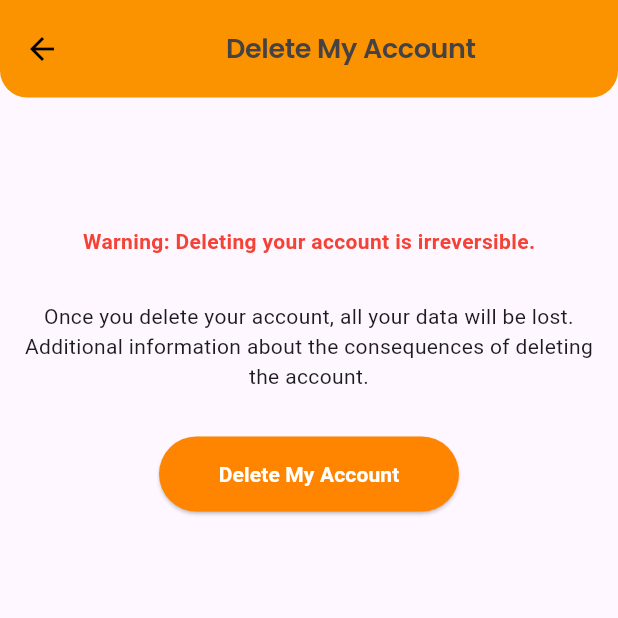
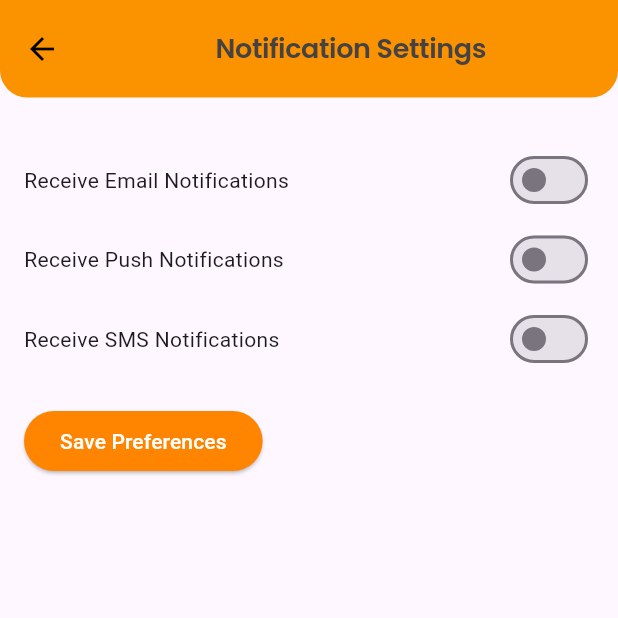
Before and after one commit to Hiru1003/SEALTECH, a Flutter app: the screen it shows after launch, item 4 of the bottom bar chosen, after a tap on "Notification", on a phone screen of 412 x 824 dp, the top half of it. Run offline on Flutter 3.47's test engine with Material 3 defaults, Android fonts, the phone set to English and light mode, and no system bars; our stand-ins replace dots_indicator, google_fonts.

Commit message:
feat: notification page

```diff
--- /dev/null
+++ b/sealtech/lib/Employee/Noitification.dart
@@ -0,0 +1,129 @@
+import 'package:flutter/material.dart';
+import 'package:google_fonts/google_fonts.dart';
+
+void main() {
+  runApp(MaterialApp(
+    home: NotificationSettingsPage(),
+  ));
+}
+
+class NotificationSettingsPage extends StatefulWidget {
+  @override
+  _NotificationSettingsPageState createState() =>
+      _NotificationSettingsPageState();
+}
+
+class _NotificationSettingsPageState extends State<NotificationSettingsPage> {
+  // Controllers for managing notification preferences
+  final TextEditingController emailController = TextEditingController();
+  final TextEditingController pushNotificationController =
+      TextEditingController();
+  final TextEditingController smsController = TextEditingController();
+
+  @override
+  Widget build(BuildContext context) {
+    return Scaffold(
+      appBar: AppBar(
+        title: Padding(
+          padding: const EdgeInsets.only(
+            left: 10,
+            right: 10,
+          ),
+          child: Row(
+            mainAxisAlignment: MainAxisAlignment.center,
+            children: <Widget>[
+              Text(
+                'Notification Settings',
+                style: GoogleFonts.poppins(
+                    textStyle: Theme.of(context).textTheme.displayLarge,
+                    color: const Color.fromARGB(255, 70, 66, 68),
+                    fontSize: 18,
+                    fontWeight: FontWeight.w600),
+              ),
+            ],
+          ),
+        ),
+        titleSpacing: 4.0,
+        toolbarHeight: 65,
+        toolbarOpacity: 0.9,
+        shape: const RoundedRectangleBorder(
+          borderRadius: BorderRadius.only(
+              bottomRight: Radius.circular(18),
+              bottomLeft: Radius.circular(18)),
+        ),
+        iconTheme: const IconThemeData(
+          color: Colors.black,
+        ),
+        elevation: 0.00,
+        backgroundColor: const Color.fromRGBO(251, 147, 0, 1),
+      ),
+      body: Padding(
+        padding: const EdgeInsets.all(16.0),
+        child: Column(
+          crossAxisAlignment: CrossAxisAlignment.start,
+          children: [
+            const SizedBox(height: 15),
+            _buildNotificationSetting(
+              'Receive Email Notifications',
+              emailController,
+            ),
+            const SizedBox(height: 5),
+            _buildNotificationSetting(
+              'Receive Push Notifications',
+              pushNotificationController,
+            ),
+            const SizedBox(height: 5),
+            _buildNotificationSetting(
+              'Receive SMS Notifications',
+              smsController,
+            ),
+            const SizedBox(height: 20),
+            ElevatedButton(
+              onPressed: () {
+                _saveNotificationPreferences();
+              },
+              style: ElevatedButton.styleFrom(
+                backgroundColor: Color.fromRGBO(255, 132, 0, 1),
+              ),
+              child: const Text('Save Preferences',
+                  style: TextStyle(color: Color.fromARGB(255, 255, 255, 255))),
+            ),
+          ],
+        ),
+      ),
+    );
+  }
+
+  Widget _buildNotificationSetting(
+      String label, TextEditingController controller) {
+    return Row(
+      mainAxisAlignment: MainAxisAlignment.spaceBetween,
+      children: [
+        Text(label),
+        Switch(
+          value: controller.text.toLowerCase() == 'true',
+          onChanged: (value) {
+            setState(() {
+              controller.text = value.toString();
+            });
+          },
+          activeColor:
+              Color.fromRGBO(255, 132, 0, 1), // Use the specified color
+        ),
+      ],
+    );
+  }
+
+  void _saveNotificationPreferences() {
+    // Implement logic to save notification preferences
+    // For example, you can save these values to a database or perform other actions
+    String emailNotification = emailController.text;
+    String pushNotification = pushNotificationController.text;
+    String smsNotification = smsController.text;
+
+    // Print or use the values as needed
+    print('Email Notification: $emailNotification');
+    print('Push Notification: $pushNotification');
+    print('SMS Notification: $smsNotification');
+  }
+}
--- a/sealtech/lib/Employee/Profile.dart
+++ b/sealtech/lib/Employee/Profile.dart
@@ -1,5 +1,6 @@
 import 'package:flutter/material.dart';
 import 'package:google_fonts/google_fonts.dart';
+import 'package:sealtech/Employee/Noitification.dart';
 import 'package:sealtech/Employee/deleteacc.dart';
 import 'package:sealtech/components/button.dart';
 import 'package:sealtech/components/theme.dart';
@@ -163,7 +164,7 @@ class _Profile_PageState extends State<Profile_Page> {
                       Navigator.push(
                         context,
                         MaterialPageRoute(
-                            builder: (context) => DeleteAccountPage()),
+                            builder: (context) => NotificationSettingsPage()),
                       );
                     },
                     child: Container(
```
